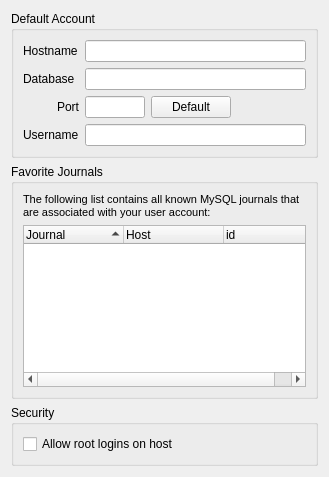
First picture: the form in ui/configurationmysql.ui, repository pwizard2/robojournal, before the edit.
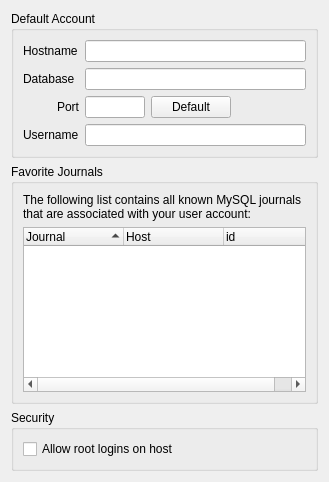
Second picture: the form after the edit.

Commit message: added connect button to DBLogin

```diff
--- a/ui/configurationmysql.ui
+++ b/ui/configurationmysql.ui
@@ -7,7 +7,7 @@
     <x>0</x>
     <y>0</y>
     <width>329</width>
-    <height>468</height>
+    <height>482</height>
    </rect>
   </property>
   <property name="windowTitle">
@@ -109,11 +109,7 @@
       <item>
        <widget class="QLabel" name="label_5">
         <property name="text">
-         <string>&lt;!DOCTYPE HTML PUBLIC &quot;-//W3C//DTD HTML 4.0//EN&quot; &quot;http://www.w3.org/TR/REC-html40/strict.dtd&quot;&gt;
-&lt;html&gt;&lt;head&gt;&lt;meta name=&quot;qrichtext&quot; content=&quot;1&quot; /&gt;&lt;style type=&quot;text/css&quot;&gt;
-p, li { white-space: pre-wrap; }
-&lt;/style&gt;&lt;/head&gt;&lt;body style=&quot; font-family:'MS Shell Dlg 2'; font-size:8.25pt; font-weight:400; font-style:normal;&quot;&gt;
-&lt;p style=&quot; margin-top:0px; margin-bottom:0px; margin-left:0px; margin-right:0px; -qt-block-indent:0; text-indent:0px;&quot;&gt;&lt;span style=&quot; font-size:8pt;&quot;&gt;The following list contains a&lt;/span&gt;&lt;span style=&quot; font-size:8pt;&quot;&gt;ll known MySQL journals that are associated with your user account&lt;/span&gt;&lt;span style=&quot; font-size:8pt;&quot;&gt;:&lt;/span&gt;&lt;/p&gt;&lt;/body&gt;&lt;/html&gt;</string>
+         <string>&lt;p&gt;The following list contains all known MySQL journals that are associated with your user account:&lt;/p&gt;</string>
         </property>
         <property name="wordWrap">
          <bool>true</bool>
```
The commit also changes 5 other files.
